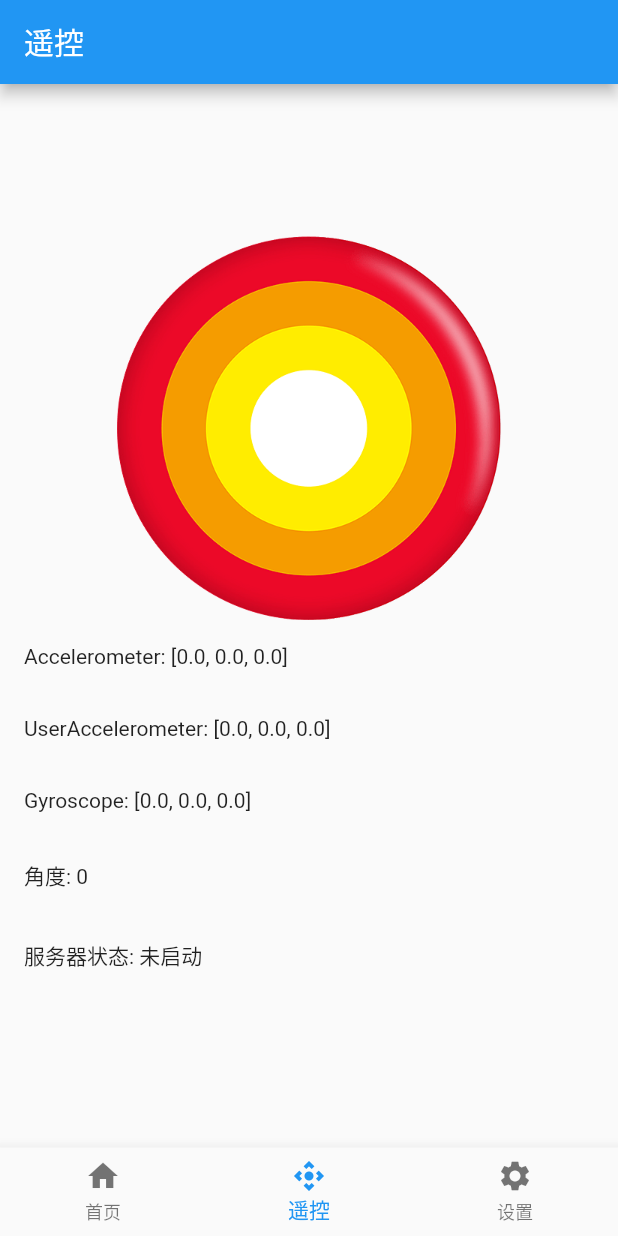
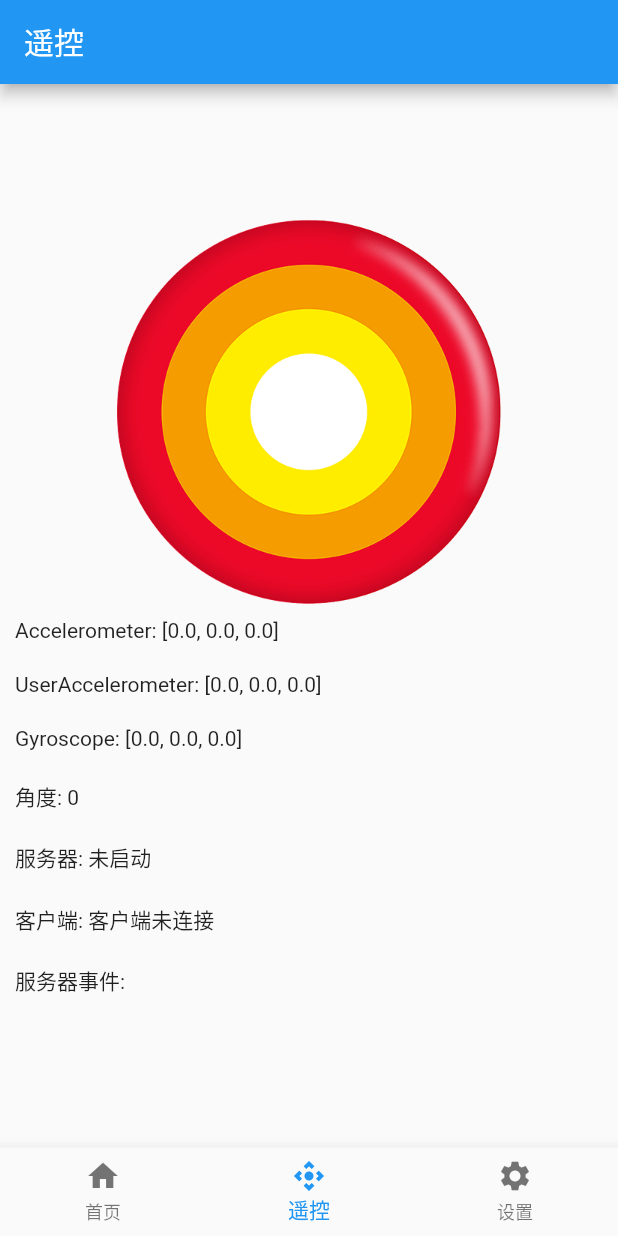
Before and after one commit to weijian2014/smartcar, a Flutter app: the screen it shows after launch, item 2 of the bottom bar chosen, on a phone screen of 412 x 824 dp. Run offline on Flutter 3.47's test engine with Material 2 defaults, Android fonts, the phone set to English and light mode, and no system bars; our stand-ins replace event_bus, sensors_plus.

Commit message:
fix tcp server issue

```diff
--- a/app/lib/control_page.dart
+++ b/app/lib/control_page.dart
@@ -3,6 +3,7 @@ import 'dart:math';
 import 'package:flutter/material.dart';
 import 'package:sensors_plus/sensors_plus.dart';
 import 'my_event_bus.dart';
+import 'tcp_server.dart';
 
 class ControlPageWidget extends StatefulWidget {
   @override
@@ -15,7 +16,7 @@ class ControlPageWidgetState extends State<ControlPageWidget> {
   List<double> _accelerometerValues = <double>[0.0, 0.0, 0.0];
   List<double> _userAccelerometerValues = <double>[0.0, 0.0, 0.0];
   List<double> _gyroscopeValues = <double>[0.0, 0.0, 0.0];
-  String _tcpServerMsg = "未启动";
+  String _tcpServerEvent = "";
   final _streamSubscriptions = <StreamSubscription<dynamic>>[];
 
   @override
@@ -53,7 +54,7 @@ class ControlPageWidgetState extends State<ControlPageWidget> {
 
     _streamSubscriptions.add(bus.listen<TcpServerEvent>((TcpServerEvent event) {
       setState(() {
-        _tcpServerMsg = event.msg;
+        _tcpServerEvent = event.msg;
       });
     }));
   }
@@ -556,7 +557,7 @@ class ControlPageWidgetState extends State<ControlPageWidget> {
                 // width: 300,
               ),
               Padding(
-                padding: const EdgeInsets.all(16.0),
+                padding: const EdgeInsets.all(10.0),
                 child: Row(
                   mainAxisAlignment: MainAxisAlignment.spaceBetween,
                   children: <Widget>[
@@ -565,7 +566,7 @@ class ControlPageWidgetState extends State<ControlPageWidget> {
                 ),
               ),
               Padding(
-                padding: const EdgeInsets.all(16.0),
+                padding: const EdgeInsets.all(10.0),
                 child: Row(
                   mainAxisAlignment: MainAxisAlignment.spaceBetween,
                   children: <Widget>[
@@ -574,7 +575,7 @@ class ControlPageWidgetState extends State<ControlPageWidget> {
                 ),
               ),
               Padding(
-                padding: const EdgeInsets.all(16.0),
+                padding: const EdgeInsets.all(10.0),
                 child: Row(
                   mainAxisAlignment: MainAxisAlignment.spaceBetween,
                   children: <Widget>[
@@ -583,7 +584,7 @@ class ControlPageWidgetState extends State<ControlPageWidget> {
                 ),
               ),
               Padding(
-                padding: const EdgeInsets.all(16.0),
+                padding: const EdgeInsets.all(10.0),
                 child: Row(
                   mainAxisAlignment: MainAxisAlignment.spaceBetween,
                   children: <Widget>[
@@ -592,11 +593,29 @@ class ControlPageWidgetState extends State<ControlPageWidget> {
                 ),
               ),
               Padding(
-                padding: const EdgeInsets.all(16.0),
+                padding: const EdgeInsets.all(10.0),
                 child: Row(
                   mainAxisAlignment: MainAxisAlignment.spaceBetween,
                   children: <Widget>[
-                    Text('服务器状态: $_tcpServerMsg'),
+                    Text('服务器: ${server.getServerInfo()}'),
+                  ],
+                ),
+              ),
+              Padding(
+                padding: const EdgeInsets.all(10.0),
+                child: Row(
+                  mainAxisAlignment: MainAxisAlignment.spaceBetween,
+                  children: <Widget>[
+                    Text('客户端: ${server.getClientInfo()}'),
+                  ],
+                ),
+              ),
+              Padding(
+                padding: const EdgeInsets.all(10.0),
+                child: Row(
+                  mainAxisAlignment: MainAxisAlignment.spaceBetween,
+                  children: <Widget>[
+                    Text('服务器事件: $_tcpServerEvent'),
                   ],
                 ),
               ),
--- a/app/lib/main.dart
+++ b/app/lib/main.dart
@@ -5,7 +5,7 @@ import 'settings_page.dart';
 import 'tcp_server.dart';
 
 void main() async {
-  final String host = "192.168.2.102";
+  final String host = "0.0.0.0";
   final int port = 8888;
   server.start(host, port);
   runApp(new MyApp());
```
Also changed, not shown: app/lib/tcp_server.dart (+34 -7 lines).
